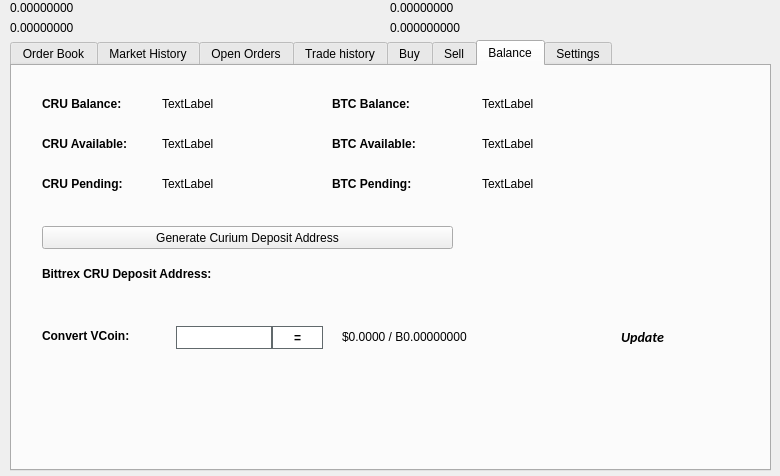
This is src/qt/forms/tradingdialog.ui in curiumofficial/curium as Qt 5 draws it before an edit. The edited form follows.
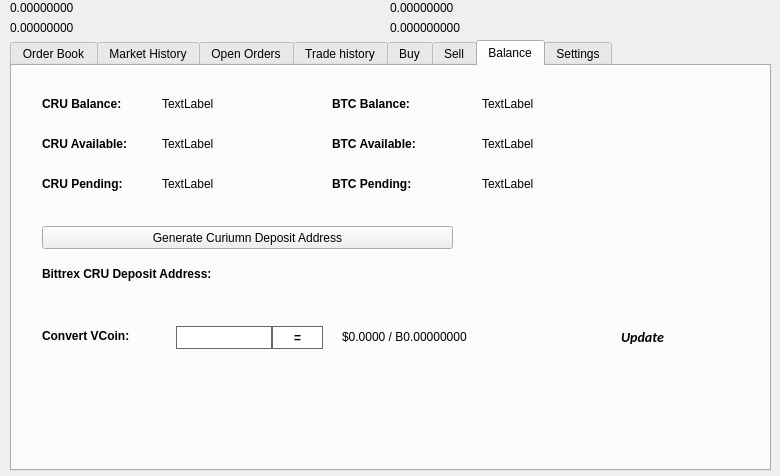
This is the edited form. The open tabs and pages were chosen to show the change. Icons and pictures are not drawn.

What changed in the file:
```diff
--- a/src/qt/forms/tradingdialog.ui
+++ b/src/qt/forms/tradingdialog.ui
@@ -2941,7 +2941,7 @@
       </rect>
      </property>
      <property name="text">
-      <string>Generate Curium Deposit Address</string>
+      <string>Generate Curiumn Deposit Address</string>
      </property>
      <property name="icon">
       <iconset resource="../curium.qrc">
```
Left out of the diff: 14 changed lines with no effect on the pictures.
